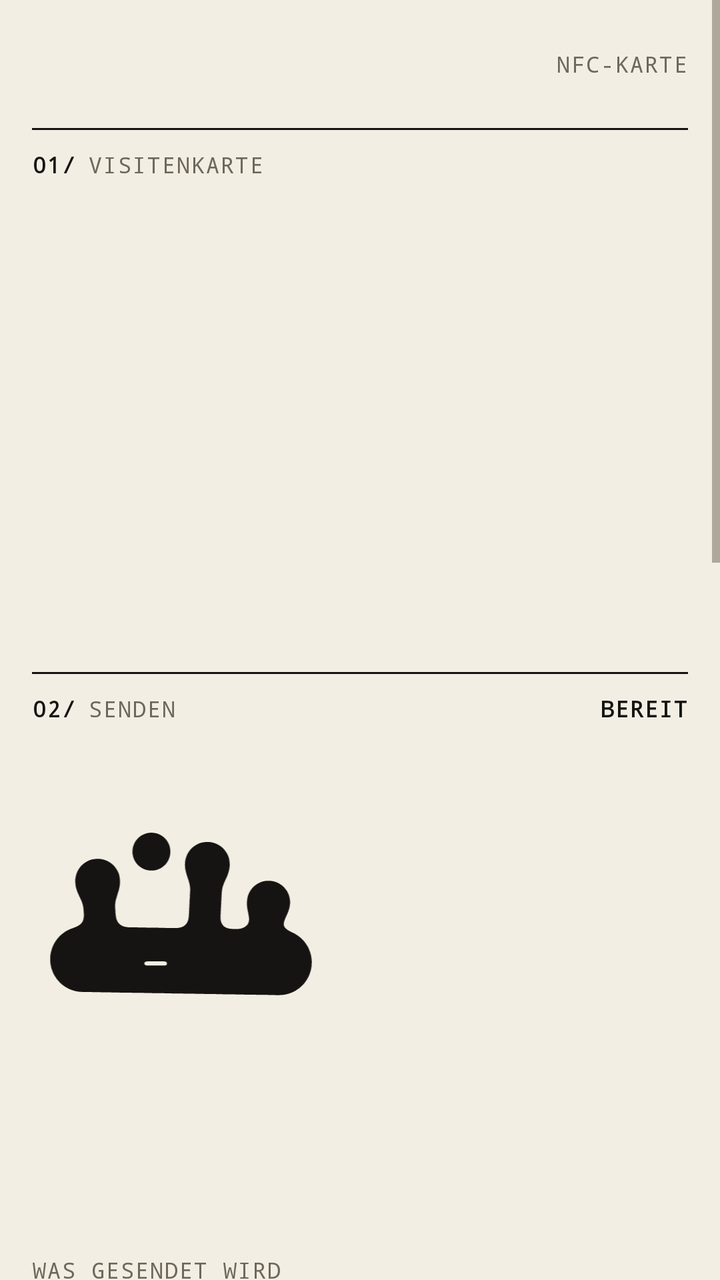
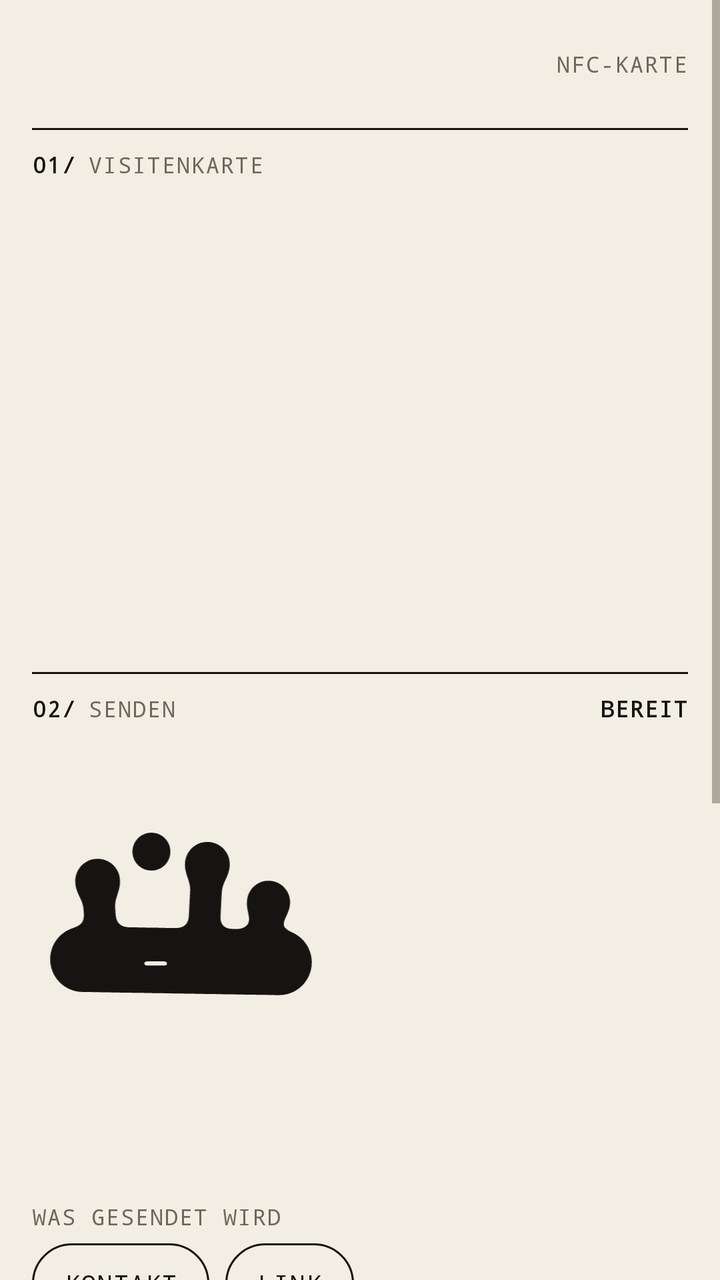

Two renders of the same Android screen: before a commit and after it. Below are the layout's source before the change and the commit's diff.
<!-- AndroidManifest.xml: application theme AppTheme -->
<!-- res/layout/activity_main.xml -->
<?xml version="1.0" encoding="utf-8"?>
<ScrollView xmlns:android="http://schemas.android.com/apk/res/android"
    android:id="@+id/scroll"
    android:layout_width="match_parent"
    android:layout_height="match_parent"
    android:background="@color/paper"
    android:fillViewport="true">

    <LinearLayout
        android:layout_width="match_parent"
        android:layout_height="wrap_content"
        android:orientation="vertical"
        android:paddingLeft="16dp"
        android:paddingRight="16dp"
        android:paddingBottom="32dp">

        
        <LinearLayout
            android:layout_width="match_parent"
            android:layout_height="64dp"
            android:gravity="center_vertical"
            android:orientation="horizontal">

            <ImageView
                android:id="@+id/logo"
                android:layout_width="wrap_content"
                android:layout_height="34dp"
                android:adjustViewBounds="true"
                android:contentDescription="rittau"
                android:scaleType="fitStart" />

            <TextView
                android:id="@+id/logoPlaceholder"
                style="@style/Kicker"
                android:text="LOGO · PLATZHALTER"
                android:visibility="gone" />

            <View
                android:layout_width="0dp"
                android:layout_height="1dp"
                android:layout_weight="1" />

            <TextView
                style="@style/Kicker"
                android:text="NFC-KARTE" />
        </LinearLayout>

        <View style="@style/Line" />

        
        <LinearLayout style="@style/SectionHead">
            <TextView style="@style/KickerNum" android:layout_marginRight="6dp" android:text="01/" />
            <TextView style="@style/Kicker" android:text="Visitenkarte" />
        </LinearLayout>

        <TextView
            android:id="@+id/name"
            android:layout_width="match_parent"
            android:layout_height="wrap_content"
            android:layout_marginTop="40dp"
            android:fontFamily="sans-serif-medium"
            android:includeFontPadding="false"
            android:letterSpacing="-0.045"
            android:lineSpacingMultiplier="0.95"
            android:textColor="@color/ink"
            android:textSize="46sp" />

        <TextView
            android:id="@+id/statement"
            android:layout_width="match_parent"
            android:layout_height="wrap_content"
            android:layout_marginTop="14dp"
            android:fontFamily="sans-serif-medium"
            android:letterSpacing="-0.03"
            android:lineSpacingMultiplier="1.04"
            android:textColor="@color/ink"
            android:textSize="24sp" />

        <LinearLayout
            android:id="@+id/meta"
            android:layout_width="match_parent"
            android:layout_height="wrap_content"
            android:layout_marginTop="40dp"
            android:orientation="vertical" />

        
        <View
            style="@style/Line"
            android:layout_marginTop="56dp" />

        <LinearLayout style="@style/SectionHead">
            <TextView style="@style/KickerNum" android:layout_marginRight="6dp" android:text="02/" />
            <TextView
                style="@style/Kicker"
                android:layout_width="0dp"
                android:layout_weight="1"
                android:text="Senden" />
            <TextView
                android:id="@+id/chip"
                style="@style/KickerNum"
                android:text="BEREIT" />
        </LinearLayout>

        <ImageView
            android:id="@+id/shape"
            android:layout_width="150dp"
            android:layout_height="wrap_content"
            android:layout_marginTop="32dp"
            android:adjustViewBounds="true"
            android:contentDescription="@null"
            android:src="@drawable/form_kamm" />

        <TextView
            android:id="@+id/status"
            android:layout_width="match_parent"
            android:layout_height="wrap_content"
            android:layout_marginTop="28dp"
            android:fontFamily="sans-serif-medium"
            android:letterSpacing="-0.03"
            android:lineSpacingMultiplier="1.05"
            android:textColor="@color/ink"
            android:textSize="26sp" />

        <TextView
            android:id="@+id/diag"
            style="@style/Kicker"
            android:layout_width="match_parent"
            android:layout_marginTop="12dp"
            android:lineSpacingMultiplier="1.3"
            android:textAllCaps="false" />

        <TextView
            android:id="@+id/nfcSettings"
            style="@style/PillPrimary"
            android:layout_marginTop="20dp"
            android:text="NFC einschalten"
            android:visibility="gone" />

        <TextView
            style="@style/FieldLabel"
            android:layout_marginTop="32dp"
            android:text="Was gesendet wird" />

        <LinearLayout
            android:layout_width="wrap_content"
            android:layout_height="wrap_content"
            android:orientation="horizontal">

            <TextView
                android:id="@+id/modeContact"
                style="@style/Toggle"
                android:text="Kontakt" />

            <TextView
                android:id="@+id/modeLink"
                style="@style/Toggle"
                android:layout_marginLeft="8dp"
                android:text="Website" />
        </LinearLayout>

        <LinearLayout
            android:layout_width="wrap_content"
            android:layout_height="wrap_content"
            android:layout_marginTop="8dp"
            android:orientation="horizontal">

            <TextView
                android:id="@+id/modeInstagram"
                style="@style/Toggle"
                android:text="Instagram" />

            <TextView
                android:id="@+id/modeCv"
                style="@style/Toggle"
                android:layout_marginLeft="8dp"
                android:text="Lebenslauf" />
        </LinearLayout>

        <TextView
            android:id="@+id/hint"
            android:layout_width="match_parent"
            android:layout_height="wrap_content"
            android:layout_marginTop="16dp"
            android:background="@drawable/hint_bg"
            android:lineSpacingMultiplier="1.45"
            android:paddingLeft="16dp"
            android:paddingTop="12dp"
            android:paddingRight="14dp"
            android:paddingBottom="12dp"
            android:textColor="@color/ink_2"
            android:textSize="15sp" />

        <TextView
            style="@style/FieldLabel"
            android:layout_marginTop="32dp"
            android:text="Ohne NFC" />

        <TextView
            android:id="@+id/shareCv"
            style="@style/Pill"
            android:text="Lebenslauf teilen" />

        
        <View
            style="@style/Line"
            android:layout_marginTop="56dp" />

        <LinearLayout style="@style/SectionHead">
            <TextView style="@style/KickerNum" android:layout_marginRight="6dp" android:text="03/" />
            <TextView style="@style/Kicker" android:text="Deine Daten" />
        </LinearLayout>

        <TextView
            android:id="@+id/editToggle"
            style="@style/Pill"
            android:layout_marginTop="20dp"
            android:text="Daten bearbeiten" />

        <LinearLayout
            android:id="@+id/editBox"
            android:layout_width="match_parent"
            android:layout_height="wrap_content"
            android:orientation="vertical"
            android:visibility="gone">

            <TextView style="@style/FieldLabel" android:text="Name" />
            <EditText
                android:id="@+id/fName"
                style="@style/Field"
                android:inputType="textPersonName|textCapWords" />

            <TextView style="@style/FieldLabel" android:text="Rolle" />
            <EditText
                android:id="@+id/fRole"
                style="@style/Field"
                android:inputType="textCapSentences" />

            <TextView style="@style/FieldLabel" android:text="Firma" />
            <EditText
                android:id="@+id/fCompany"
                style="@style/Field"
                android:inputType="text" />

            <TextView style="@style/FieldLabel" android:text="Abteilung" />
            <EditText
                android:id="@+id/fUnit"
                style="@style/Field"
                android:inputType="textCapWords" />

            <TextView style="@style/FieldLabel" android:text="E-Mail" />
            <EditText
                android:id="@+id/fEmail"
                style="@style/Field"
                android:inputType="textEmailAddress" />

            <TextView style="@style/FieldLabel" android:text="Telefon" />
            <EditText
                android:id="@+id/fPhone"
                style="@style/Field"
                android:inputType="phone" />

            <TextView style="@style/FieldLabel" android:text="Website" />
            <EditText
                android:id="@+id/fWeb"
                style="@style/Field"
                android:inputType="textUri" />

            <TextView style="@style/FieldLabel" android:text="Instagram" />
            <EditText
                android:id="@+id/fInstagram"
                style="@style/Field"
                android:hint="\@deinname"
                android:inputType="textUri" />

            <TextView style="@style/FieldLabel" android:text="LinkedIn" />
            <EditText
                android:id="@+id/fLinkedin"
                style="@style/Field"
                android:hint="linkedin.com/in/deinname"
                android:inputType="textUri" />

            <TextView style="@style/FieldLabel" android:text="Lebenslauf (Link zur PDF)" />
            <EditText
                android:id="@+id/fCv"
                style="@style/Field"
                android:inputType="textUri" />

            <TextView style="@style/FieldLabel" android:text="Ort" />
            <EditText
                android:id="@+id/fCity"
                style="@style/Field"
                android:inputType="textCapWords" />

            <LinearLayout
                android:layout_width="wrap_content"
                android:layout_height="wrap_content"
                android:layout_marginTop="24dp"
                android:orientation="horizontal">

                <TextView
                    android:id="@+id/save"
                    style="@style/PillPrimary"
                    android:text="Speichern" />

                <TextView
                    android:id="@+id/cancel"
                    style="@style/Pill"
                    android:layout_marginLeft="8dp"
                    android:text="Abbrechen" />
            </LinearLayout>
        </LinearLayout>

        
        <LinearLayout
            android:id="@+id/updateBox"
            android:layout_width="match_parent"
            android:layout_height="wrap_content"
            android:orientation="vertical">

            <View
                style="@style/Line"
                android:layout_marginTop="56dp" />

            <LinearLayout style="@style/SectionHead">
                <TextView style="@style/KickerNum" android:layout_marginRight="6dp" android:text="04/" />
                <TextView style="@style/Kicker" android:text="Update" />
            </LinearLayout>

            <TextView
                android:id="@+id/updateText"
                android:text="Lädt die neueste Version im Browser. Einfach über die alte installieren – deine Daten bleiben erhalten."
                android:layout_width="match_parent"
                android:layout_height="wrap_content"
                android:layout_marginTop="16dp"
                android:background="@drawable/hint_bg"
                android:lineSpacingMultiplier="1.45"
                android:paddingLeft="16dp"
                android:paddingTop="12dp"
                android:paddingRight="14dp"
                android:paddingBottom="12dp"
                android:textColor="@color/ink_2"
                android:textSize="15sp" />

            <TextView
                android:id="@+id/updateBtn"
                style="@style/PillPrimary"
                android:layout_marginTop="16dp"
                android:text="Nach Update suchen" />
        </LinearLayout>

        
        <View
            style="@style/Line"
            android:layout_marginTop="64dp" />

        <TextView
            style="@style/Kicker"
            android:layout_marginTop="12dp"
            android:text="@string/footer"
            android:textAllCaps="false" />

        <TextView
            android:id="@+id/version"
            style="@style/Kicker"
            android:layout_marginTop="4dp" />
    </LinearLayout>
</ScrollView>
<!-- resources referenced by this layout -->
<resources>
  <color name="ink">#151412</color>
  <color name="ink_2">#4A463E</color>
  <color name="paper">#F3EEE3</color>
  <!-- drawable hint_bg (drawable) -->
  <?xml version="1.0" encoding="utf-8"?>
  <layer-list xmlns:android="http://schemas.android.com/apk/res/android">
      <item>
          <shape android:shape="rectangle"><solid android:color="@color/field" /></shape>
      </item>
      <item android:gravity="left|fill_vertical" android:width="3dp">
          <shape android:shape="rectangle"><solid android:color="@color/ink" /></shape>
      </item>
  </layer-list>
  <string name="footer">Ein NFC-Tool von Marcel Rittau &lt;3</string>
  <style name="Field">
          <item name="android:layout_width">match_parent</item>
          <item name="android:layout_height">wrap_content</item>
          <item name="android:background">@drawable/field_bg</item>
          <item name="android:padding">12dp</item>
          <item name="android:textSize">16sp</item>
          <item name="android:textColor">@color/ink</item>
          <item name="android:textColorHint">@color/ink_3</item>
          <item name="android:maxLines">1</item>
      </style>
  <style name="FieldLabel" parent="Kicker">
          <item name="android:layout_marginTop">18dp</item>
          <item name="android:layout_marginBottom">6dp</item>
      </style>
  <style name="Kicker">
          <item name="android:layout_width">wrap_content</item>
          <item name="android:layout_height">wrap_content</item>
          <item name="android:fontFamily">monospace</item>
          <item name="android:textSize">11sp</item>
          <item name="android:letterSpacing">0.06</item>
          <item name="android:textAllCaps">true</item>
          <item name="android:textColor">@color/ink_3</item>
      </style>
  <style name="KickerNum" parent="Kicker">
          <item name="android:textColor">@color/ink</item>
          <item name="android:textStyle">bold</item>
      </style>
  <style name="Line">
          <item name="android:layout_width">match_parent</item>
          <item name="android:layout_height">1dp</item>
          <item name="android:background">@color/ink</item>
      </style>
  <style name="Pill">
          <item name="android:layout_width">wrap_content</item>
          <item name="android:layout_height">wrap_content</item>
          <item name="android:minHeight">44dp</item>
          <item name="android:gravity">center</item>
          <item name="android:paddingLeft">20dp</item>
          <item name="android:paddingRight">20dp</item>
          <item name="android:background">@drawable/btn_pill</item>
          <item name="android:textColor">@color/btn_text</item>
          <item name="android:textSize">13.5sp</item>
          <item name="android:fontFamily">sans-serif-medium</item>
          <item name="android:clickable">true</item>
          <item name="android:focusable">true</item>
      </style>
  <style name="PillPrimary" parent="Pill">
          <item name="android:background">@drawable/btn_pill_primary</item>
          <item name="android:textColor">@color/paper</item>
      </style>
  <style name="SectionHead">
          <item name="android:layout_width">match_parent</item>
          <item name="android:layout_height">wrap_content</item>
          <item name="android:orientation">horizontal</item>
          <item name="android:paddingTop">10dp</item>
          <item name="android:paddingBottom">10dp</item>
          <item name="android:gravity">center_vertical</item>
      </style>
  <color name="field">#FBF8F1</color>
  <color name="ink_3">#6E685C</color>
  <color name="lime">#CDF443</color>
  <!-- unchanged entries left out for length: 7 -->
</resources>

<!-- the commit's change to res/layout/activity_main.xml (unified diff, before → after) -->
@@ -122,14 +122,6 @@
             android:textSize="26sp" />
 
         <TextView
-            android:id="@+id/diag"
-            style="@style/Kicker"
-            android:layout_width="match_parent"
-            android:layout_marginTop="12dp"
-            android:lineSpacingMultiplier="1.3"
-            android:textAllCaps="false" />
-
-        <TextView
             android:id="@+id/nfcSettings"
             style="@style/PillPrimary"
             android:layout_marginTop="20dp"
@@ -155,25 +147,7 @@
                 android:id="@+id/modeLink"
                 style="@style/Toggle"
                 android:layout_marginLeft="8dp"
-                android:text="Website" />
-        </LinearLayout>
-
-        <LinearLayout
-            android:layout_width="wrap_content"
-            android:layout_height="wrap_content"
-            android:layout_marginTop="8dp"
-            android:orientation="horizontal">
-
-            <TextView
-                android:id="@+id/modeInstagram"
-                style="@style/Toggle"
-                android:text="Instagram" />
-
-            <TextView
-                android:id="@+id/modeCv"
-                style="@style/Toggle"
-                android:layout_marginLeft="8dp"
-                android:text="Lebenslauf" />
+                android:text="Link" />
         </LinearLayout>
 
         <TextView
@@ -190,16 +164,6 @@
             android:textColor="@color/ink_2"
             android:textSize="15sp" />
 
-        <TextView
-            style="@style/FieldLabel"
-            android:layout_marginTop="32dp"
-            android:text="Ohne NFC" />
-
-        <TextView
-            android:id="@+id/shareCv"
-            style="@style/Pill"
-            android:text="Lebenslauf teilen" />
-
         
         <View
             style="@style/Line"
@@ -262,26 +226,6 @@
             <TextView style="@style/FieldLabel" android:text="Website" />
             <EditText
                 android:id="@+id/fWeb"
-                style="@style/Field"
-                android:inputType="textUri" />
-
-            <TextView style="@style/FieldLabel" android:text="Instagram" />
-            <EditText
-                android:id="@+id/fInstagram"
-                style="@style/Field"
-                android:hint="\@deinname"
-                android:inputType="textUri" />
-
-            <TextView style="@style/FieldLabel" android:text="LinkedIn" />
-            <EditText
-                android:id="@+id/fLinkedin"
-                style="@style/Field"
-                android:hint="linkedin.com/in/deinname"
-                android:inputType="textUri" />
-
-            <TextView style="@style/FieldLabel" android:text="Lebenslauf (Link zur PDF)" />
-            <EditText
-                android:id="@+id/fCv"
                 style="@style/Field"
                 android:inputType="textUri" />
 
@@ -315,7 +259,8 @@
             android:id="@+id/updateBox"
             android:layout_width="match_parent"
             android:layout_height="wrap_content"
-            android:orientation="vertical">
+            android:orientation="vertical"
+            android:visibility="gone">
 
             <View
                 style="@style/Line"
@@ -328,7 +273,6 @@
 
             <TextView
                 android:id="@+id/updateText"
-                android:text="Lädt die neueste Version im Browser. Einfach über die alte installieren – deine Daten bleiben erhalten."
                 android:layout_width="match_parent"
                 android:layout_height="wrap_content"
                 android:layout_marginTop="16dp"
@@ -345,7 +289,7 @@
                 android:id="@+id/updateBtn"
                 style="@style/PillPrimary"
                 android:layout_marginTop="16dp"
-                android:text="Nach Update suchen" />
+                android:text="Update laden" />
         </LinearLayout>
 
         
